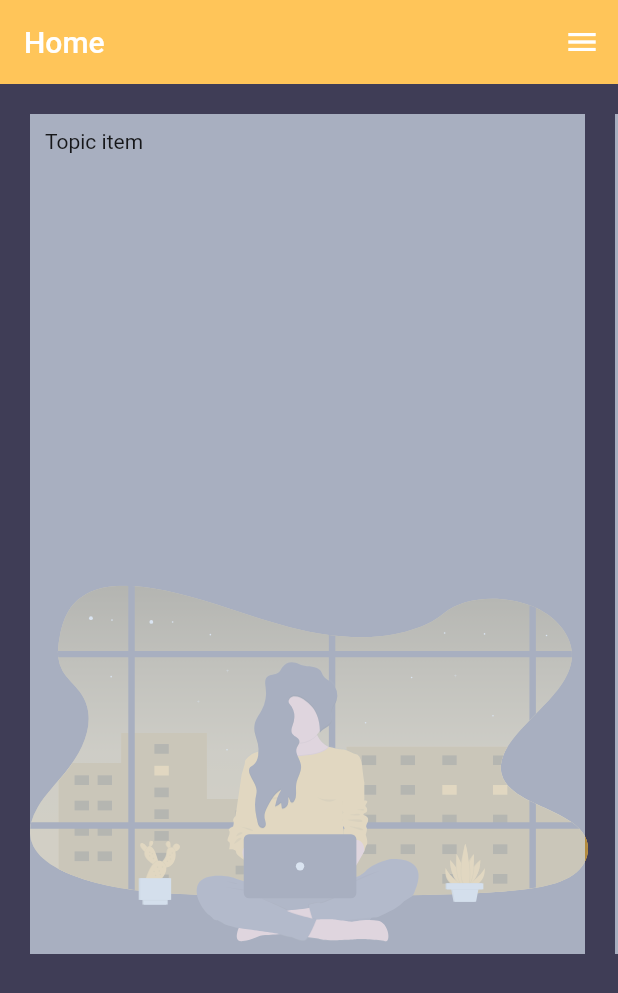
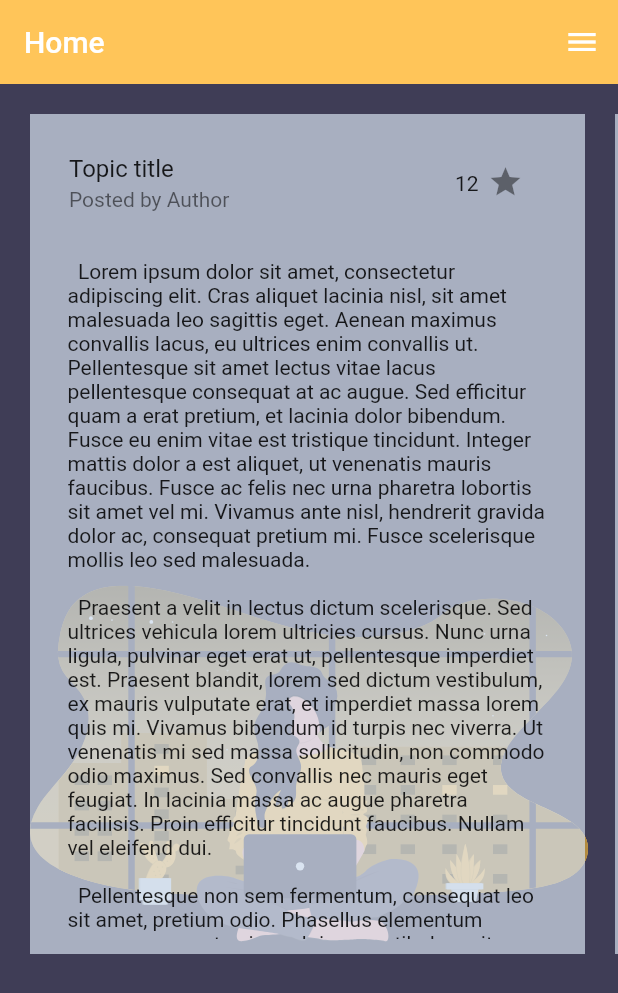
Before and after one commit to IrisBICS/SmartSparks, a Flutter app: the screen it shows once a user with an empty profile is signed in, on a phone screen of 412 x 824 dp. Shown: the top 993 px of the screen. Run offline on Flutter 3.47's test engine with Material 2 defaults, Android fonts, the phone set to English and light mode, and no system bars; our stand-ins replace cloud_firestore, firebase_auth, firebase_core, flutter_svg; accounts and stored records are empty.

Commit message:
Format topic tile

```diff
--- /dev/null
+++ b/lib/screens/home/components/iconCount.dart
@@ -0,0 +1,30 @@
+import 'package:flutter/material.dart';
+
+class IconCount extends StatelessWidget {
+
+  final int count;
+  final IconData icon;
+
+  IconCount({this.count, this.icon});
+
+  @override
+  Widget build(BuildContext context) {
+    return Container(
+      width: 80,
+      child: Stack(
+        children: <Widget>[
+          Positioned(
+            top: 20,
+            right: 45,
+            child: Text(count.toString()),
+          ),
+          Positioned(
+            top: 15,
+            right: 15,
+            child: Icon(icon),
+          )
+        ],
+      ),
+    );
+  }
+}
--- a/lib/screens/home/components/topicTile.dart
+++ b/lib/screens/home/components/topicTile.dart
@@ -1,15 +1,24 @@
 import 'package:flutter/material.dart';
 import 'package:smartsparks/shared/constants.dart';
+import 'iconCount.dart';
 
 class TopicTile extends StatelessWidget {
 
   //Data to be obtained from the caller later
-  final String date;
+  final int sparksCount;
   final String author;
   final String title;
-  final String data; //Will be markdown data later
+  final String data;
 
-  TopicTile({this.date, this.author, this.title, this.data});
+  final String loremIpsum = '''
+  Lorem ipsum dolor sit amet, consectetur adipiscing elit. Cras aliquet lacinia nisl, sit amet malesuada leo sagittis eget. Aenean maximus convallis lacus, eu ultrices enim convallis ut. Pellentesque sit amet lectus vitae lacus pellentesque consequat at ac augue. Sed efficitur quam a erat pretium, et lacinia dolor bibendum. Fusce eu enim vitae est tristique tincidunt. Integer mattis dolor a est aliquet, ut venenatis mauris faucibus. Fusce ac felis nec urna pharetra lobortis sit amet vel mi. Vivamus ante nisl, hendrerit gravida dolor ac, consequat pretium mi. Fusce scelerisque mollis leo sed malesuada.
+
+  Praesent a velit in lectus dictum scelerisque. Sed ultrices vehicula lorem ultricies cursus. Nunc urna ligula, pulvinar eget erat ut, pellentesque imperdiet est. Praesent blandit, lorem sed dictum vestibulum, ex mauris vulputate erat, et imperdiet massa lorem quis mi. Vivamus bibendum id turpis nec viverra. Ut venenatis mi sed massa sollicitudin, non commodo odio maximus. Sed convallis nec mauris eget feugiat. In lacinia massa ac augue pharetra facilisis. Proin efficitur tincidunt faucibus. Nullam vel eleifend dui.
+
+  Pellentesque non sem fermentum, consequat leo sit amet, pretium odio. Phasellus elementum cursus neque, at euismod risus vestibulum sit amet. Nullam leo sapien, placerat ut aliquam quis, elementum non lorem. Duis varius ligula ac eros condimentum pellentesque. Sed non nisi rhoncus, sodales metus vel, pharetra libero. Nam hendrerit metus velit, at egestas lacus pretium ut. Class aptent taciti sociosqu ad litora torquent per conubia nostra, per inceptos himenaeos. Cras vel convallis diam. Orci varius natoque penatibus et magnis dis parturient montes, nascetur ridiculus mus. Suspendisse potenti.
+  ''';
+
+  TopicTile({this.sparksCount, this.author, this.title, this.data});
 
   @override
   Widget build(BuildContext context) {
@@ -20,7 +29,19 @@ class TopicTile extends StatelessWidget {
         color: lightGray.withAlpha(180),
         child: Padding(
           padding: EdgeInsets.all(10.0),
-          child: Text("Topic item"), //Container with all the data
+          child:  ListView(
+            children: <Widget>[
+              ListTile(
+                title: Text("Topic title"),
+                subtitle: Text("Posted by Author"),
+                trailing: IconCount(count: 12, icon: Icons.star),
+              ),
+              Padding(
+                padding: EdgeInsets.all(15.0),
+                child: Text(loremIpsum),
+              )
+            ],
+          ),
         )
       ),
     );
--- a/lib/screens/home/components/topicsList.dart
+++ b/lib/screens/home/components/topicsList.dart
@@ -15,7 +15,7 @@ class _TopicsListState extends State<TopicsList> {
     return ListView.builder(
       padding: EdgeInsets.all(10.0),
       scrollDirection: Axis.horizontal,
-      itemCount: 15, //Count of all topics
+      itemCount: 5, //Count of all topics
       itemBuilder: (BuildContext context, int index) {
         return TopicTile(); //Pass in topics data
       },
--- a/lib/screens/home/home.dart
+++ b/lib/screens/home/home.dart
@@ -17,40 +17,9 @@ class Home extends StatelessWidget {
         backgroundColor: yellow,
         elevation: 0.0,
         title: Text('Home'),
-        /* actions: <Widget>[
-          FlatButton.icon(
-            onPressed: () {},
-            icon: Icon(
-              Icons.settings,
-              color: white,
-            ),
-            label: Text(
-              'Options',
-              style: TextStyle(color: white),
-            ),
-          ),
-          FlatButton.icon(
-            onPressed: () async {
-              dynamic result = _auth.logout();
-              if (result == null) {
-                print('Unsuccessful');
-              }
-            },
-            icon: Icon(
-              Icons.person,
-              color: white,
-            ),
-            label: Text(
-              'Logout',
-              style: TextStyle(color: white),
-            ),
-          )
-        ] */
       ),
       body: SingleChildScrollView(
-        child: Column(
-          children: <Widget>[
-            Container(
+        child: Container(
           height: 600,
           child: Stack(
             children: <Widget>[
@@ -64,8 +33,6 @@ class Home extends StatelessWidget {
             ],
           )
         )
-          ]
-        ),
       ),
       endDrawer: OptionsTab(),
     );
```
Lines whose indentation alone changed are shown as unchanged.
